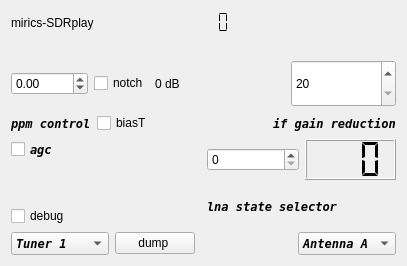
This is qt-devices/sdrplay-handler-v3/sdrplay-widget-v3.ui in JvanKatwijk/qt-dab as Qt 5 draws it before an edit. The edited form follows.
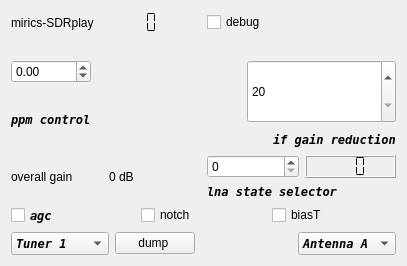
This is the edited form.

Commit message: error in waterfall display solved

Patch:
```diff
--- a/qt-devices/sdrplay-handler-v3/sdrplay-widget-v3.ui
+++ b/qt-devices/sdrplay-handler-v3/sdrplay-widget-v3.ui
@@ -19,7 +19,9 @@
   <property name="windowTitle">
    <string>SDRplay control-v3</string>
   </property>
-  <layout class="QVBoxLayout" name="verticalLayout_3">
+  <layout class="QVBoxLayout" name="verticalLayout_4">
+   <item>
+    <layout class="QHBoxLayout" name="horizontalLayout_6">
    <item>
     <layout class="QHBoxLayout" name="horizontalLayout_5">
      <item>
@@ -52,6 +54,15 @@
     </layout>
    </item>
    <item>
+      <widget class="QCheckBox" name="debugControl">
+       <property name="text">
+        <string>debug</string>
+       </property>
+      </widget>
+     </item>
+    </layout>
+   </item>
+   <item>
     <widget class="QLabel" name="serialNumber">
      <property name="sizePolicy">
       <sizepolicy hsizetype="Expanding" vsizetype="Preferred">
@@ -65,7 +76,9 @@
     </widget>
    </item>
    <item>
-    <layout class="QHBoxLayout" name="horizontalLayout_2">
+    <layout class="QHBoxLayout" name="horizontalLayout_9">
+     <item>
+      <layout class="QVBoxLayout" name="verticalLayout">
      <item>
       <widget class="QDoubleSpinBox" name="ppmControl">
        <property name="minimum">
@@ -77,25 +90,25 @@
       </widget>
      </item>
      <item>
-      <widget class="QCheckBox" name="notch_selector">
-       <property name="toolTip">
-        <string>&lt;html&gt;&lt;head/&gt;&lt;body&gt;&lt;p&gt;The notch filter. The sdplay Rsp has a notch filter that - for the DAB band - blocks signals from the MW and FM band.&lt;/p&gt;&lt;/body&gt;&lt;/html&gt;</string>
+        <widget class="QLabel" name="ppmLabel">
+         <property name="font">
+          <font>
+           <family>DejaVu Sans Mono</family>
+           <italic>true</italic>
+           <bold>true</bold>
+          </font>
        </property>
        <property name="text">
-        <string>notch</string>
+          <string>ppm control</string>
        </property>
       </widget>
      </item>
-     <item>
-      <widget class="QLabel" name="gainDisplay">
-       <property name="toolTip">
-        <string>&lt;html&gt;&lt;head/&gt;&lt;body&gt;&lt;p&gt;The number gere displays the currently applied attenuation on the incoming signal&lt;/p&gt;&lt;/body&gt;&lt;/html&gt;</string>
-       </property>
-       <property name="text">
-        <string>0 dB</string>
-       </property>
-      </widget>
+      </layout>
      </item>
+     <item>
+      <layout class="QVBoxLayout" name="verticalLayout_3">
+       <item>
+        <layout class="QHBoxLayout" name="horizontalLayout_7">
      <item>
       <spacer name="horizontalSpacer">
        <property name="orientation">
@@ -128,29 +141,7 @@
     </layout>
    </item>
    <item>
-    <layout class="QHBoxLayout" name="horizontalLayout_4">
-     <item>
-      <widget class="QLabel" name="ppmLabel">
-       <property name="font">
-        <font>
-         <family>DejaVu Sans Mono</family>
-         <weight>75</weight>
-         <italic>true</italic>
-         <bold>true</bold>
-        </font>
-       </property>
-       <property name="text">
-        <string>ppm control</string>
-       </property>
-      </widget>
-     </item>
-     <item>
-      <widget class="QCheckBox" name="biasT_selector">
-       <property name="text">
-        <string>biasT</string>
-       </property>
-      </widget>
-     </item>
+        <layout class="QHBoxLayout" name="horizontalLayout_8">
      <item>
       <spacer name="horizontalSpacer_3">
        <property name="orientation">
@@ -169,7 +160,6 @@
        <property name="font">
         <font>
          <family>DejaVu Sans Mono</family>
-         <weight>75</weight>
          <italic>true</italic>
          <bold>true</bold>
         </font>
@@ -181,45 +171,28 @@
      </item>
     </layout>
    </item>
+      </layout>
+     </item>
+    </layout>
+   </item>
    <item>
-    <layout class="QHBoxLayout" name="horizontalLayout_6">
+    <layout class="QHBoxLayout" name="horizontalLayout_10">
      <item>
-      <layout class="QVBoxLayout" name="verticalLayout">
+      <layout class="QHBoxLayout" name="horizontalLayout_4">
        <item>
-        <widget class="QCheckBox" name="agcControl">
-         <property name="font">
-          <font>
-           <family>DejaVu Sans Mono</family>
-           <weight>75</weight>
-           <italic>true</italic>
-           <bold>true</bold>
-          </font>
-         </property>
-         <property name="toolTip">
-          <string>&lt;html&gt;&lt;head/&gt;&lt;body&gt;&lt;p&gt;Touch to switch on automatic gain control - based on the setting of the lnastate and the ifgain.&lt;/p&gt;&lt;p&gt;If switched on, the lnastate switch and the ifgain slider are switched off&lt;/p&gt;&lt;/body&gt;&lt;/html&gt;</string>
-         </property>
+        <widget class="QLabel" name="label">
          <property name="text">
-          <string>agc</string>
+          <string>overall gain</string>
          </property>
         </widget>
        </item>
        <item>
-        <spacer name="verticalSpacer">
-         <property name="orientation">
-          <enum>Qt::Vertical</enum>
+        <widget class="QLabel" name="gainDisplay">
+         <property name="toolTip">
+          <string>&lt;html&gt;&lt;head/&gt;&lt;body&gt;&lt;p&gt;The number gere displays the currently applied attenuation on the incoming signal&lt;/p&gt;&lt;/body&gt;&lt;/html&gt;</string>
          </property>
-         <property name="sizeHint" stdset="0">
-          <size>
-           <width>20</width>
-           <height>40</height>
-          </size>
-         </property>
-        </spacer>
-       </item>
-       <item>
-        <widget class="QCheckBox" name="debugControl">
          <property name="text">
-          <string>debug</string>
+          <string>0 dB</string>
          </property>
         </widget>
        </item>
@@ -262,7 +235,6 @@
          <property name="font">
           <font>
            <family>DejaVu Sans Mono</family>
-           <weight>75</weight>
            <italic>true</italic>
            <bold>true</bold>
           </font>
@@ -276,6 +248,44 @@
      </item>
     </layout>
    </item>
+   <item>
+    <layout class="QHBoxLayout" name="horizontalLayout_2">
+     <item>
+      <widget class="QCheckBox" name="agcControl">
+       <property name="font">
+        <font>
+         <family>DejaVu Sans Mono</family>
+         <italic>true</italic>
+         <bold>true</bold>
+        </font>
+       </property>
+       <property name="toolTip">
+        <string>&lt;html&gt;&lt;head/&gt;&lt;body&gt;&lt;p&gt;Touch to switch on automatic gain control - based on the setting of the lnastate and the ifgain.&lt;/p&gt;&lt;p&gt;If switched on, the lnastate switch and the ifgain slider are switched off&lt;/p&gt;&lt;/body&gt;&lt;/html&gt;</string>
+       </property>
+       <property name="text">
+        <string>agc</string>
+       </property>
+      </widget>
+     </item>
+     <item>
+      <widget class="QCheckBox" name="notch_selector">
+       <property name="toolTip">
+        <string>&lt;html&gt;&lt;head/&gt;&lt;body&gt;&lt;p&gt;The notch filter. The sdplay Rsp has a notch filter that - for the DAB band - blocks signals from the MW and FM band.&lt;/p&gt;&lt;/body&gt;&lt;/html&gt;</string>
+       </property>
+       <property name="text">
+        <string>notch</string>
+       </property>
+      </widget>
+     </item>
+     <item>
+      <widget class="QCheckBox" name="biasT_selector">
+       <property name="text">
+        <string>biasT</string>
+       </property>
+      </widget>
+     </item>
+    </layout>
+   </item>
    <item>
     <layout class="QHBoxLayout" name="horizontalLayout">
      <item>
```
Left out of the diff: 12 changed lines with no effect on the pictures. Lines whose indentation alone changed are shown as unchanged. The commit also changes 12 other files.
